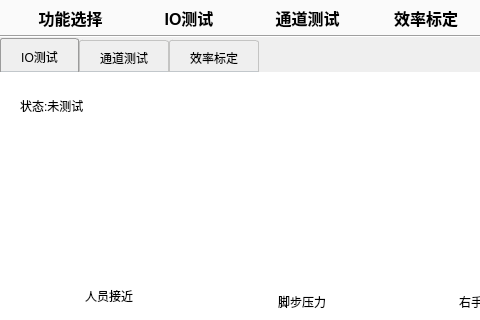
Qt form Demo/desystemtestwidget.ui (13438120136/XDemo) before a commit; both pictures show x 0 to 480 and y 0 to 320 of the 615 by 518 pixel window.
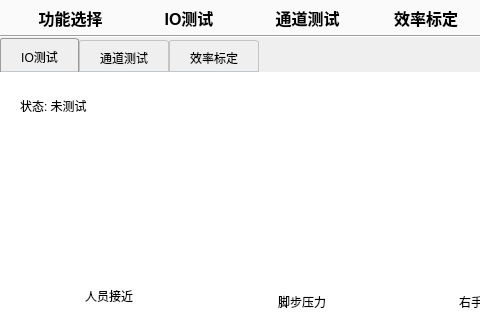
The same form after that commit. Icons and pictures are not drawn. Custom widgets are drawn as their Qt base class.

```diff
--- a/Demo/desystemtestwidget.ui
+++ b/Demo/desystemtestwidget.ui
@@ -370,7 +370,7 @@
             <string notr="true"/>
            </property>
            <property name="text">
-            <string>状态:未测试</string>
+            <string>状态: 未测试</string>
            </property>
           </widget>
          </item>
```
Left out of the diff: 2 changed lines with no effect on the pictures.
